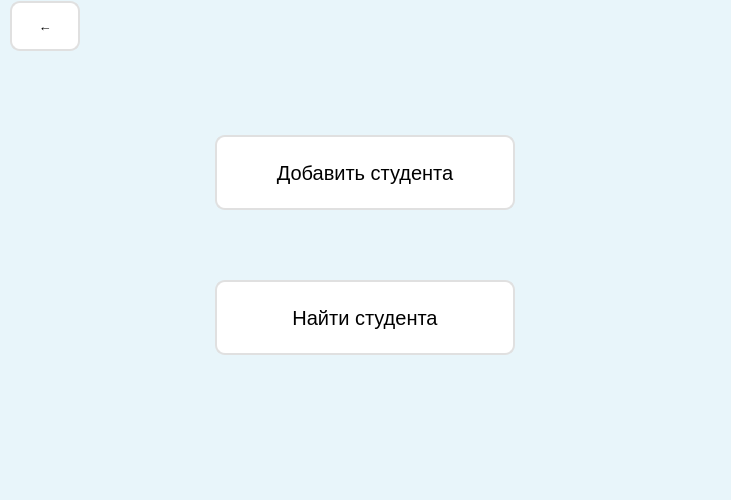
The window that qt/add_and_find_s.ui (andrei-229/valanter_app) describes before a commit, drawn with Qt 5.
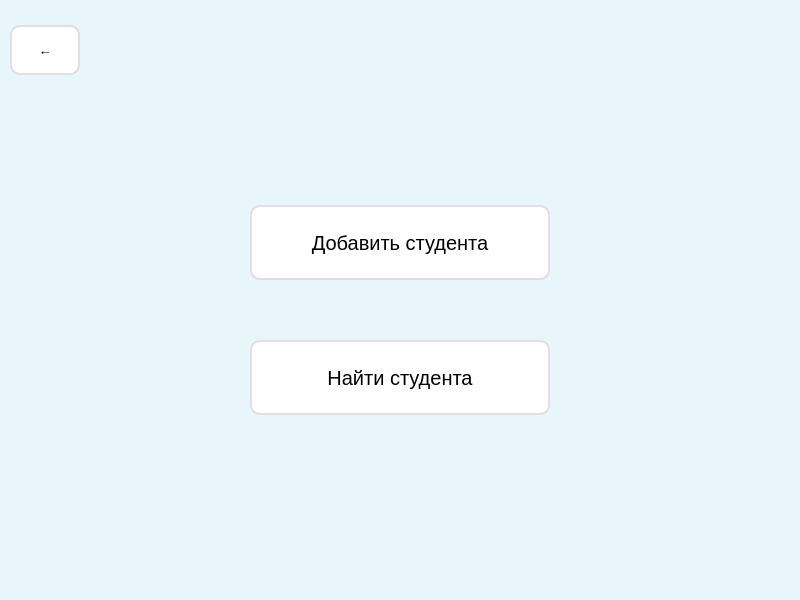
The same window after the commit.

What changed in the file:
```diff
--- a/qt/add_and_find_s.ui
+++ b/qt/add_and_find_s.ui
@@ -6,20 +6,20 @@
    <rect>
     <x>0</x>
     <y>0</y>
-    <width>731</width>
-    <height>500</height>
+    <width>800</width>
+    <height>600</height>
    </rect>
   </property>
   <property name="minimumSize">
    <size>
-    <width>731</width>
-    <height>500</height>
+    <width>800</width>
+    <height>600</height>
    </size>
   </property>
   <property name="maximumSize">
    <size>
-    <width>731</width>
-    <height>500</height>
+    <width>800</width>
+    <height>600</height>
    </size>
   </property>
   <property name="font">
@@ -40,75 +40,12 @@
    <string notr="true">background-color: rgb(232, 245, 250);</string>
   </property>
   <widget class="QWidget" name="centralwidget">
-   <widget class="QWidget" name="layoutWidget">
-    <property name="geometry">
-     <rect>
-      <x>10</x>
-      <y>0</y>
-      <width>711</width>
-      <height>52</height>
-     </rect>
-    </property>
-    <layout class="QHBoxLayout" name="horizontalLayout_9">
-     <item>
-      <widget class="QPushButton" name="back_but">
-       <property name="minimumSize">
-        <size>
-         <width>70</width>
-         <height>50</height>
-        </size>
-       </property>
-       <property name="maximumSize">
-        <size>
-         <width>70</width>
-         <height>50</height>
-        </size>
-       </property>
-       <property name="font">
-        <font>
-         <pointsize>10</pointsize>
-        </font>
-       </property>
-       <property name="styleSheet">
-        <string notr="true">QPushButton{
-background-color: rgb(255, 255, 255);
-border: 2px solid #E0E0E0;
-border-radius: 10px;
-}
-QPushButton:hover{
-background-color: rgb(216, 228, 250);
-border: 2px solid #A0A0A0;
-}
-QPushButton:pressed{
-border: 2px solid #404040;
-}</string>
-       </property>
-       <property name="text">
-        <string>←</string>
-       </property>
-      </widget>
-     </item>
-     <item>
-      <spacer name="horizontalSpacer">
-       <property name="orientation">
-        <enum>Qt::Horizontal</enum>
-       </property>
-       <property name="sizeHint" stdset="0">
-        <size>
-         <width>40</width>
-         <height>20</height>
-        </size>
-       </property>
-      </spacer>
-     </item>
-    </layout>
-   </widget>
    <widget class="QWidget" name="verticalLayoutWidget">
     <property name="geometry">
      <rect>
       <x>10</x>
-      <y>240</y>
-      <width>711</width>
+      <y>300</y>
+      <width>781</width>
       <height>131</height>
      </rect>
     </property>
@@ -162,12 +99,12 @@
      </item>
     </layout>
    </widget>
-   <widget class="QWidget" name="">
+   <widget class="QWidget" name="layoutWidget">
     <property name="geometry">
      <rect>
       <x>10</x>
-      <y>100</y>
-      <width>711</width>
+      <y>170</y>
+      <width>781</width>
       <height>121</height>
      </rect>
     </property>
@@ -215,6 +152,69 @@
      </item>
     </layout>
    </widget>
+   <widget class="QWidget" name="layoutWidget_2">
+    <property name="geometry">
+     <rect>
+      <x>10</x>
+      <y>10</y>
+      <width>781</width>
+      <height>81</height>
+     </rect>
+    </property>
+    <layout class="QHBoxLayout" name="horizontalLayout_9">
+     <item>
+      <widget class="QPushButton" name="back_but">
+       <property name="minimumSize">
+        <size>
+         <width>70</width>
+         <height>50</height>
+        </size>
+       </property>
+       <property name="maximumSize">
+        <size>
+         <width>70</width>
+         <height>50</height>
+        </size>
+       </property>
+       <property name="font">
+        <font>
+         <pointsize>10</pointsize>
+        </font>
+       </property>
+       <property name="styleSheet">
+        <string notr="true">QPushButton{
+background-color: rgb(255, 255, 255);
+border: 2px solid #E0E0E0;
+border-radius: 10px;
+}
+QPushButton:hover{
+background-color: rgb(216, 228, 250);
+border: 2px solid #A0A0A0;
+}
+QPushButton:pressed{
+border: 2px solid #404040;
+}</string>
+       </property>
+       <property name="text">
+        <string>←</string>
+       </property>
+      </widget>
+     </item>
+     <item>
+      <spacer name="horizontalSpacer">
+       <property name="orientation">
+        <enum>Qt::Horizontal</enum>
+       </property>
+       <property name="sizeHint" stdset="0">
+        <size>
+         <width>40</width>
+         <height>20</height>
+        </size>
+       </property>
+      </spacer>
+     </item>
+    </layout>
+   </widget>
   </widget>
   <widget class="QMenuBar" name="menubar">
    <property name="geometry">
```
Left out of the diff: 2 changed lines with no effect on the pictures.
